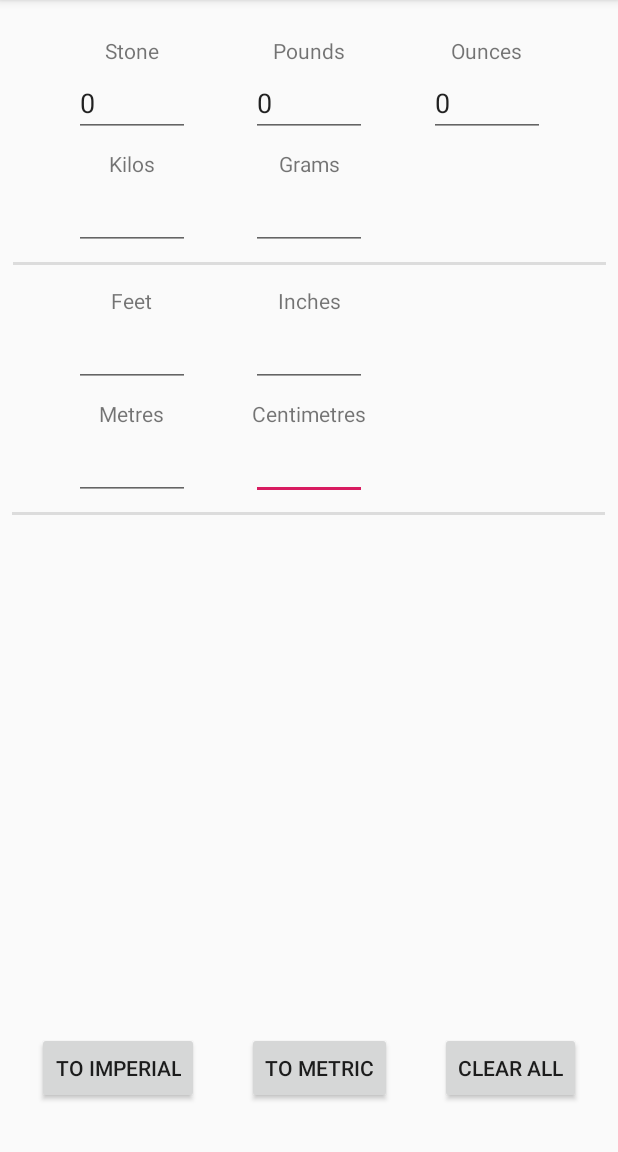
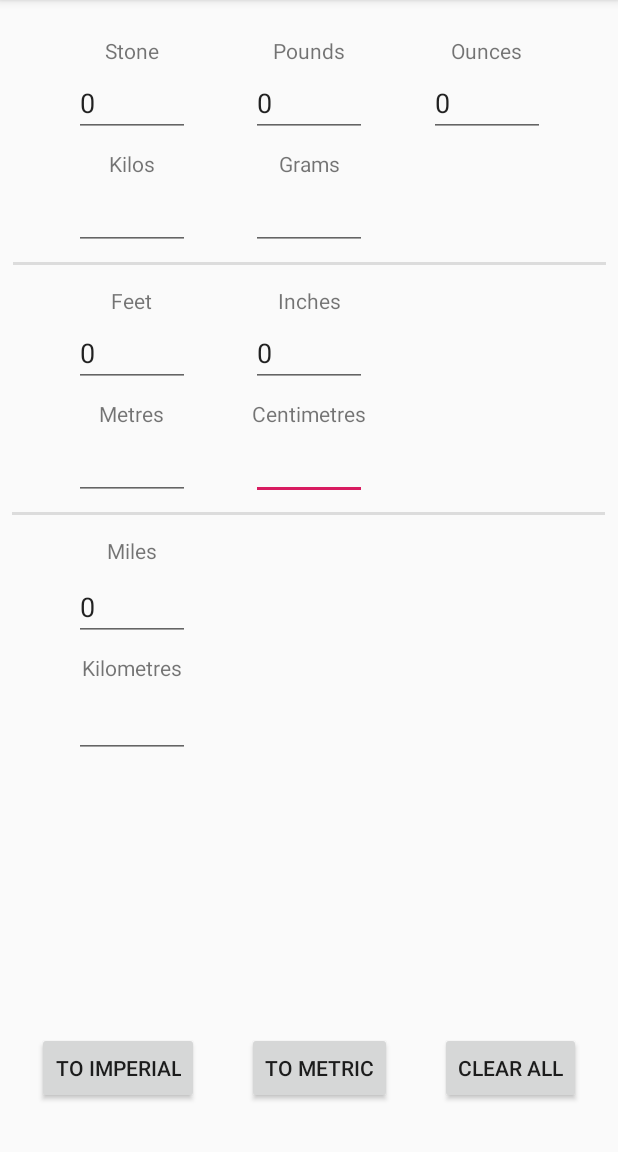
Before and after one commit to robbbowes/MetricImperialConverter, an Android app: the screen it shows after launch (MainActivity), after a tap on "TO IMPERIAL", on a phone screen of 412 x 824 dp, the part 84-1236 px from its top. Run offline under Robolectric (Android 15) with nearby library versions, the phone set to English and light mode, and no system bars.

Commit message:
Add height and distance - works both ways.  Switched parser to Double and input to numberDouble

```diff
--- a/app/src/main/java/com/example/eliseconverter/MainActivity.java
+++ b/app/src/main/java/com/example/eliseconverter/MainActivity.java
@@ -5,6 +5,8 @@ import android.os.Bundle;
 import android.util.Log;
 import android.view.View;
 import android.widget.TextView;
+
+import java.text.DecimalFormat;
 
 public class MainActivity extends AppCompatActivity {
 
@@ -17,20 +19,25 @@ public class MainActivity extends AppCompatActivity {
     private TextView inchesInput;
     private TextView metresInput;
     private TextView centimetresInput;
+    private TextView milesInput;
+    private TextView kilometresInput;
 
     public void imperialToMetric(View view) {
         imperialToMetricWeight();
         imperialToMetricHeight();
+        imperialToMetricDistance();
     }
 
     public void metricToImperial(View view) {
         metricToImperialWeight();
+        metricToImperialHeight();
+        metricToImperialDistance();
     }
 
     private void imperialToMetricWeight() {
-        int stones = parserHelper(stonesInput);
-        int pounds = parserHelper(poundsInput);
-        int ounces = parserHelper(ouncesInput);
+        int stones = (int) parserHelper(stonesInput);
+        int pounds = (int) parserHelper(poundsInput);
+        int ounces = (int) parserHelper(ouncesInput);
         double stonesGrams = stones * 6350.29318;
         double poundsGrams = pounds * 453.59237;
         double ouncesGrams = ounces * 28.349;
@@ -47,8 +54,8 @@ public class MainActivity extends AppCompatActivity {
     }
 
     private void imperialToMetricHeight() {
-        int feet = parserHelper(feetInput);
-        int inches = parserHelper(inchesInput);
+        int feet = (int) parserHelper(feetInput);
+        int inches = (int) parserHelper(inchesInput);
         int totalInInches = (feet * 12) + inches;
         double totalInCentimetres = totalInInches * 2.54;
         int remainingCentimetres = (int) totalInCentimetres % 100;
@@ -58,9 +65,17 @@ public class MainActivity extends AppCompatActivity {
         metresInput.setText(String.valueOf(metres));
     }
 
+    private void imperialToMetricDistance() {
+        double miles = parserHelper(milesInput);
+        DecimalFormat df = new DecimalFormat("#.##");
+        double totalKilometres = miles * 1.609344;
+        String kilometresString = df.format(totalKilometres);
+        kilometresInput.setText(kilometresString);
+    }
+
     private void metricToImperialWeight() {
-        int kilos = parserHelper(kilosInput);
-        int grams = parserHelper(gramsInput);
+        int kilos = (int) parserHelper(kilosInput);
+        int grams = (int) parserHelper(gramsInput);
 
         double totalMetricWeightInGrams = ((kilos * 1000) + grams);
         double totalOunces = totalMetricWeightInGrams * 0.03527396195;
@@ -75,9 +90,31 @@ public class MainActivity extends AppCompatActivity {
         stonesInput.setText(String.valueOf(totalStones));
     }
 
-    private int parserHelper(TextView textView) {
+    private void metricToImperialHeight() {
+        int metres = (int) parserHelper(metresInput);
+        int centimetres = (int) parserHelper(centimetresInput);
+
+        int totalHeightInCentimetres = (metres * 100) + centimetres;
+        double totalInches = totalHeightInCentimetres * 0.3937007992;
+        int remainingInches = (int) totalInches % 12;
+        System.out.println(remainingInches);
+        inchesInput.setText(String.valueOf(remainingInches));
+
+        int totalFeet = (int) (totalInches - remainingInches) / 12;
+        feetInput.setText(String.valueOf(totalFeet));
+    }
+
+    private void metricToImperialDistance() {
+        double kilometres = parserHelper(kilometresInput);
+        DecimalFormat df = new DecimalFormat("#.##");
+        double totalMiles = kilometres * 0.6213712;
+        String milesString = df.format(totalMiles);
+        milesInput.setText(milesString);
+    }
+
+    private double parserHelper(TextView textView) {
         String input = textView.getText().toString();
-        return input.equals("") ? 0 : Integer.parseInt(textView.getText().toString());
+        return input.equals("") ? 0 : Double.parseDouble(textView.getText().toString());
     }
 
     public void clearAll(View view) {
@@ -90,6 +127,8 @@ public class MainActivity extends AppCompatActivity {
         inchesInput.setText(null);
         metresInput.setText(null);
         centimetresInput.setText(null);
+        milesInput.setText(null);
+        kilometresInput.setText(null);
     }
 
     @Override
@@ -105,6 +144,8 @@ public class MainActivity extends AppCompatActivity {
         inchesInput = findViewById(R.id.inchesInput);
         metresInput = findViewById(R.id.metresInput);
         centimetresInput = findViewById(R.id.centimetresInput);
+        milesInput = findViewById(R.id.milesInput);
+        kilometresInput = findViewById(R.id.kilometresInput);
     }
 
 
--- a/app/src/main/res/layout/activity_main.xml
+++ b/app/src/main/res/layout/activity_main.xml
@@ -28,7 +28,7 @@
         android:layout_height="40dp"
         android:layout_marginTop="8dp"
         android:ems="10"
-        android:inputType="number"
+        android:inputType="numberDecimal"
         app:layout_constraintEnd_toEndOf="@+id/inchesInput"
         app:layout_constraintStart_toStartOf="@+id/inchesInput"
         app:layout_constraintTop_toBottomOf="@+id/centimetresText" />
@@ -56,6 +56,26 @@
         app:layout_constraintEnd_toEndOf="@+id/feetText"
         app:layout_constraintStart_toStartOf="@+id/feetText"
         app:layout_constraintTop_toBottomOf="@+id/feetInput" />
+
+    <TextView
+        android:id="@+id/milesText"
+        android:layout_width="wrap_content"
+        android:layout_height="22dp"
+        android:layout_marginTop="24dp"
+        android:text="Miles"
+        app:layout_constraintEnd_toEndOf="@+id/metresText"
+        app:layout_constraintStart_toStartOf="@+id/metresText"
+        app:layout_constraintTop_toBottomOf="@+id/metresInput" />
+
+    <TextView
+        android:id="@+id/kilometresText"
+        android:layout_width="wrap_content"
+        android:layout_height="22dp"
+        android:layout_marginTop="8dp"
+        android:text="Kilometres"
+        app:layout_constraintEnd_toEndOf="@+id/milesText"
+        app:layout_constraintStart_toStartOf="@+id/milesText"
+        app:layout_constraintTop_toBottomOf="@+id/milesInput" />
 
     <TextView
         android:id="@+id/centimetresText"
@@ -151,7 +171,7 @@
         android:layout_height="40dp"
         android:layout_marginTop="8dp"
         android:ems="10"
-        android:inputType="number"
+        android:inputType="numberDecimal"
         app:layout_constraintEnd_toEndOf="@+id/stoneInput"
         app:layout_constraintStart_toStartOf="@+id/stoneInput"
         app:layout_constraintTop_toBottomOf="@+id/kiloText" />
@@ -162,7 +182,7 @@
         android:layout_height="40dp"
         android:layout_marginTop="8dp"
         android:ems="10"
-        android:inputType="number"
+        android:inputType="numberDecimal"
         app:layout_constraintEnd_toEndOf="@+id/kiloInput"
         app:layout_constraintStart_toStartOf="@+id/kiloInput"
         app:layout_constraintTop_toBottomOf="@+id/feetText" />
@@ -173,10 +193,32 @@
         android:layout_height="40dp"
         android:layout_marginTop="8dp"
         android:ems="10"
-        android:inputType="number"
+        android:inputType="numberDecimal"
         app:layout_constraintEnd_toEndOf="@+id/feetInput"
         app:layout_constraintStart_toStartOf="@+id/feetInput"
         app:layout_constraintTop_toBottomOf="@+id/metresText" />
+
+    <EditText
+        android:id="@+id/milesInput"
+        android:layout_width="77dp"
+        android:layout_height="40dp"
+        android:layout_marginTop="8dp"
+        android:ems="10"
+        android:inputType="numberDecimal"
+        app:layout_constraintEnd_toEndOf="@+id/metresInput"
+        app:layout_constraintStart_toStartOf="@+id/metresInput"
+        app:layout_constraintTop_toBottomOf="@+id/milesText" />
+
+    <EditText
+        android:id="@+id/kilometresInput"
+        android:layout_width="77dp"
+        android:layout_height="40dp"
+        android:layout_marginTop="8dp"
+        android:ems="10"
+        android:inputType="numberDecimal"
+        app:layout_constraintEnd_toEndOf="@+id/milesInput"
+        app:layout_constraintStart_toStartOf="@+id/milesInput"
+        app:layout_constraintTop_toBottomOf="@+id/kilometresText" />
 
     <EditText
         android:id="@+id/inchesInput"
@@ -184,7 +226,7 @@
         android:layout_height="40dp"
         android:layout_marginTop="8dp"
         android:ems="10"
-        android:inputType="number"
+        android:inputType="numberDecimal"
         app:layout_constraintEnd_toEndOf="@+id/gramsInput"
         app:layout_constraintStart_toStartOf="@+id/gramsInput"
         app:layout_constraintTop_toBottomOf="@+id/inchesText" />
@@ -195,7 +237,7 @@
         android:layout_height="40dp"
         android:layout_marginTop="8dp"
         android:ems="10"
-        android:inputType="number"
+        android:inputType="numberDecimal"
         app:layout_constraintEnd_toEndOf="@+id/poundsInput"
         app:layout_constraintStart_toStartOf="@+id/poundsInput"
         app:layout_constraintTop_toBottomOf="@+id/gramsText" />
@@ -206,7 +248,7 @@
         android:layout_height="40dp"
         android:layout_marginTop="8dp"
         android:ems="10"
-        android:inputType="number"
+        android:inputType="numberDecimal"
         app:layout_constraintEnd_toStartOf="@+id/ouncesInput"
         app:layout_constraintStart_toEndOf="@+id/stoneInput"
         app:layout_constraintTop_toBottomOf="@+id/poundsText" />
@@ -219,7 +261,7 @@
         android:layout_marginEnd="8dp"
         android:layout_marginRight="8dp"
         android:ems="10"
-        android:inputType="number"
+        android:inputType="numberDecimal"
         app:layout_constraintEnd_toEndOf="parent"
         app:layout_constraintStart_toEndOf="@+id/poundsInput"
         app:layout_constraintTop_toBottomOf="@+id/ouncesText" />
@@ -232,7 +274,7 @@
         android:layout_marginLeft="8dp"
         android:layout_marginTop="8dp"
         android:ems="10"
-        android:inputType="number"
+        android:inputType="numberDecimal"
         app:layout_constraintEnd_toStartOf="@+id/poundsInput"
         app:layout_constraintStart_toStartOf="parent"
         app:layout_constraintTop_toBottomOf="@+id/stoneText" />
```
